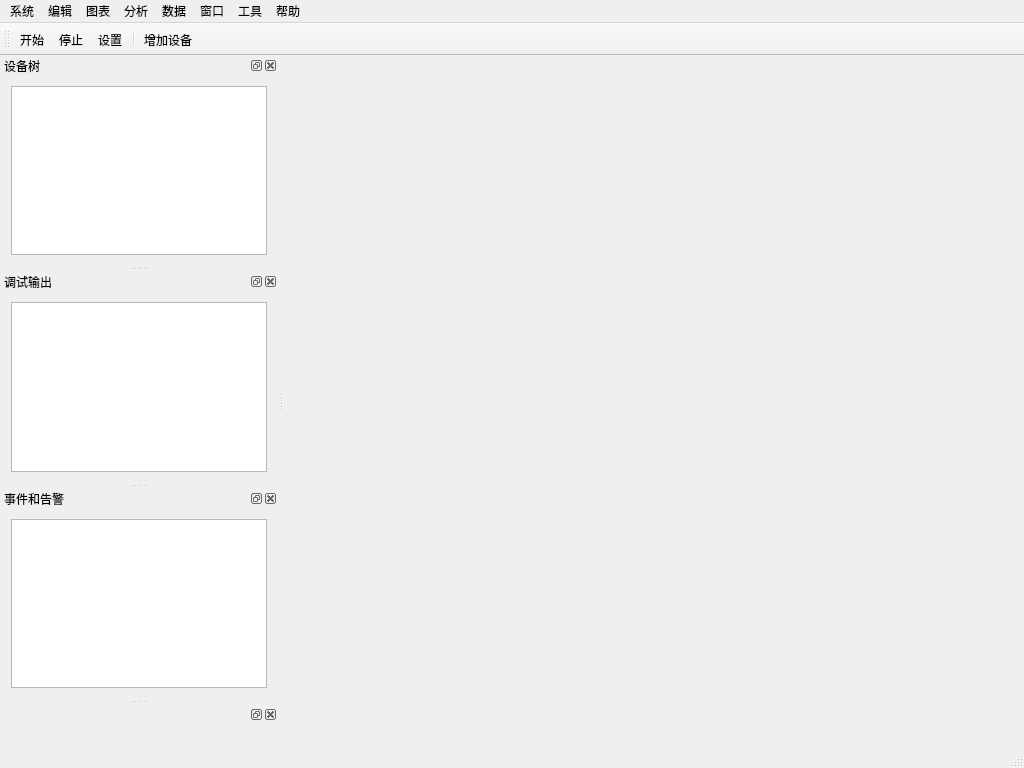
This is src-qt-ui/mainwindow.ui in phynos/qt-litesolar as Qt 5 draws it before an edit. The edited form follows.
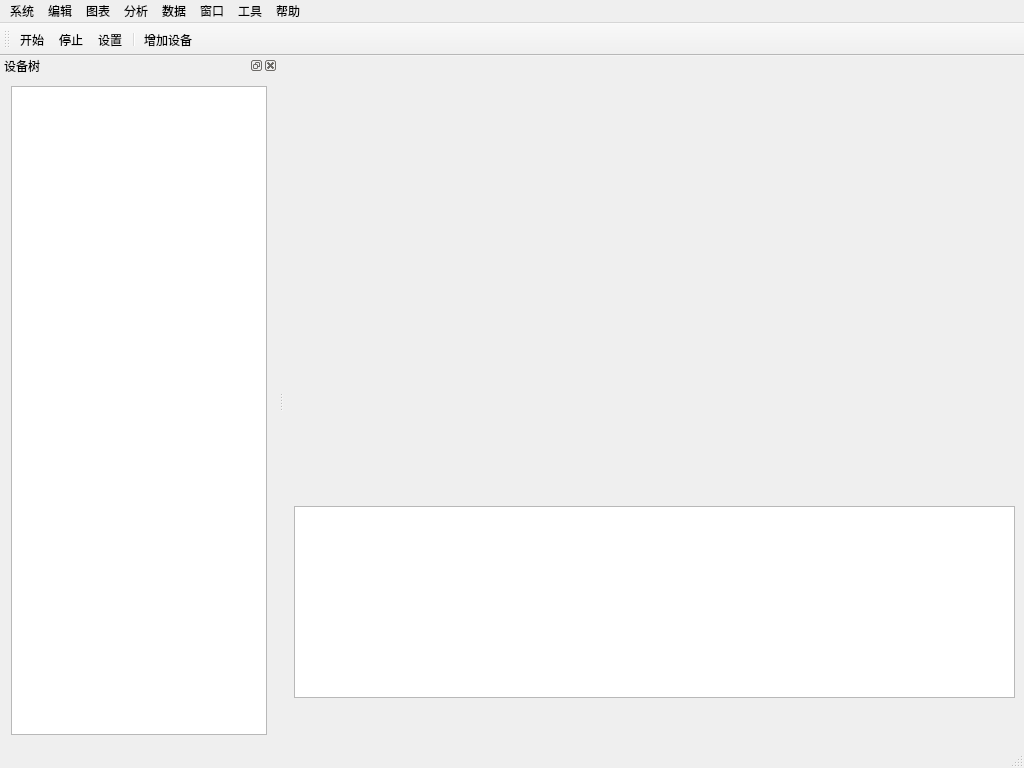
This is the edited form. Icons and pictures are not drawn.

What changed in the file:
```diff
--- a/src-qt-ui/mainwindow.ui
+++ b/src-qt-ui/mainwindow.ui
@@ -45,6 +45,16 @@
    <property name="autoFillBackground">
     <bool>true</bool>
    </property>
+   <widget class="QListWidget" name="listWidget">
+    <property name="geometry">
+     <rect>
+      <x>10</x>
+      <y>450</y>
+      <width>721</width>
+      <height>192</height>
+     </rect>
+    </property>
+   </widget>
   </widget>
   <widget class="QMenuBar" name="menuBar">
    <property name="geometry">
@@ -209,57 +219,6 @@
     </layout>
    </widget>
   </widget>
-  <widget class="QDockWidget" name="dockWidgetOutput">
-   <property name="windowTitle">
-    <string>调试输出</string>
-   </property>
-   <attribute name="dockWidgetArea">
-    <number>1</number>
-   </attribute>
-   <widget class="QWidget" name="dockWidgetContents_2">
-    <property name="sizePolicy">
-     <sizepolicy hsizetype="Expanding" vsizetype="Expanding">
-      <horstretch>0</horstretch>
-      <verstretch>0</verstretch>
-     </sizepolicy>
-    </property>
-    <layout class="QGridLayout" name="gridLayout_2">
-     <item row="0" column="0">
-      <widget class="QListView" name="listView"/>
-     </item>
-    </layout>
-   </widget>
-  </widget>
-  <widget class="QDockWidget" name="dockWidgetAlarms">
-   <property name="windowTitle">
-    <string>事件和告警</string>
-   </property>
-   <attribute name="dockWidgetArea">
-    <number>1</number>
-   </attribute>
-   <widget class="QWidget" name="dockWidgetContents_4">
-    <layout class="QGridLayout" name="gridLayout_5">
-     <item row="0" column="0">
-      <widget class="QListView" name="listView_2"/>
-     </item>
-    </layout>
-   </widget>
-  </widget>
-  <widget class="QDockWidget" name="dockWidgetMain">
-   <attribute name="dockWidgetArea">
-    <number>1</number>
-   </attribute>
-   <widget class="QWidget" name="dockWidgetContents_5">
-    <layout class="QGridLayout" name="gridLayout_4">
-     <item row="0" column="0">
-      <widget class="QStackedWidget" name="stackedWidget">
-       <widget class="QWidget" name="page"/>
-       <widget class="QWidget" name="page_2"/>
-      </widget>
-     </item>
-    </layout>
-   </widget>
-  </widget>
   <action name="actionBegin">
    <property name="text">
     <string>开始通讯</string>
```
Left out of the diff: 2 changed lines with no effect on the pictures.
